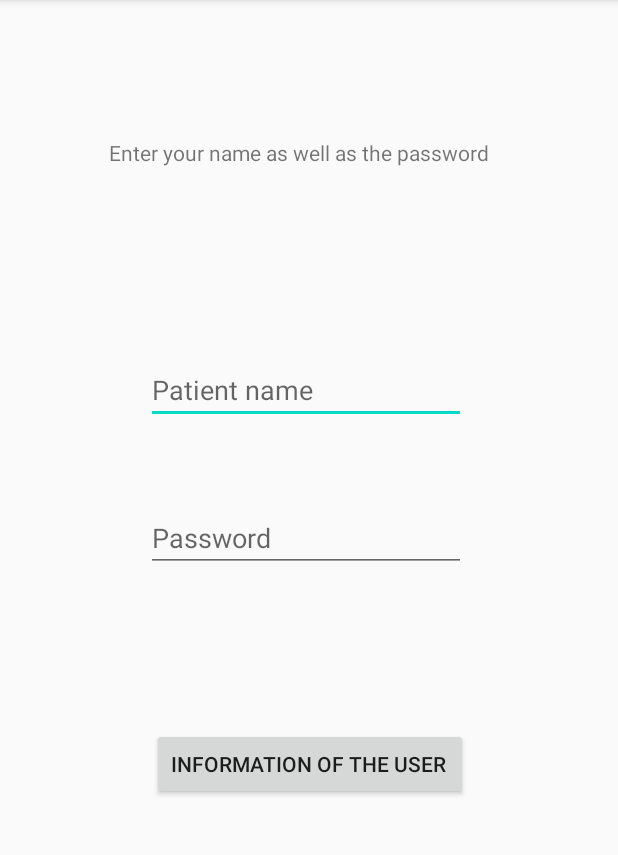
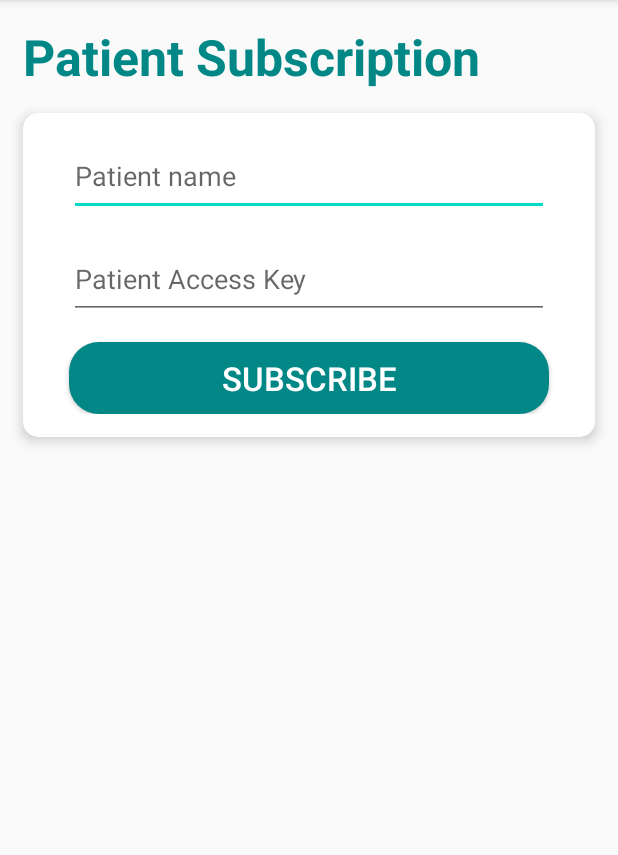
Before and after one commit to jasmeet0915/RemedE-Reminding-Medicines-Everyday, an Android app: the SubscriberInfo screen opened directly, with no data from a screen before it, on a phone screen of 412 x 824 dp, the part 84-939 px from its top. Run offline under Robolectric (Android 15) with nearby library versions, the phone set to English and light mode, and no system bars; our stand-ins replace Firebase (no records; nobody signed in at launch, a user with empty details on screens opened directly).

Commit message:
patient subscription activity layout updated

```diff
--- a/remedE-app/app/src/main/res/layout/activity_add_medicine.xml
+++ b/remedE-app/app/src/main/res/layout/activity_add_medicine.xml
@@ -42,7 +42,7 @@
             <Button
                 android:id="@+id/OpenCameraButton"
                 android:layout_width="match_parent"
-                android:layout_height="70dp"
+                android:layout_height="wrap_content"
                 android:layout_margin="15dp"
                 android:text="OPEN CAMERA"
                 android:background="@drawable/rounded_button"
@@ -100,7 +100,7 @@
             <Button
                 android:id="@+id/AddTimeButton"
                 android:layout_width="wrap_content"
-                android:layout_height="56dp"
+                android:layout_height="50dp"
                 android:layout_margin="15dp"
                 android:background="@drawable/rounded_button"
                 android:textColor="#ffffff"
--- a/remedE-app/app/src/main/res/layout/activity_patient_insertion.xml
+++ b/remedE-app/app/src/main/res/layout/activity_patient_insertion.xml
@@ -67,20 +67,19 @@
 
             <EditText
                 android:id="@+id/Age_text"
-                android:layout_width="89dp"
+                android:layout_width="140dp"
                 android:layout_height="45dp"
                 android:layout_margin="15dp"
                 android:layout_marginTop="12dp"
                 android:ems="10"
                 android:hint="Age"
                 android:inputType="number"
-                app:layout_constraintEnd_toStartOf="@+id/Weight_text"
                 app:layout_constraintStart_toStartOf="parent"
                 app:layout_constraintTop_toBottomOf="@+id/name_text" />
 
             <EditText
                 android:id="@+id/Weight_text"
-                android:layout_width="89dp"
+                android:layout_width="140dp"
                 android:layout_height="45dp"
                 android:layout_margin="15dp"
                 android:layout_marginTop="20dp"
@@ -88,7 +87,6 @@
                 android:hint="Weight"
                 android:inputType="number"
                 app:layout_constraintEnd_toEndOf="parent"
-                app:layout_constraintStart_toEndOf="@+id/Age_text"
                 app:layout_constraintTop_toBottomOf="@+id/name_text" />
 
             <EditText
--- a/remedE-app/app/src/main/res/layout/activity_subscriber_info.xml
+++ b/remedE-app/app/src/main/res/layout/activity_subscriber_info.xml
@@ -7,51 +7,76 @@
     tools:context=".SubscriberInfo">
 
     <TextView
-        android:id="@+id/textView6"
-        android:layout_width="263dp"
-        android:layout_height="54dp"
-        android:layout_marginTop="92dp"
-        android:layout_marginEnd="76dp"
-        android:layout_marginRight="76dp"
-        android:text="Enter your name as well as the password"
-        app:layout_constraintEnd_toEndOf="parent"
-        app:layout_constraintTop_toTopOf="parent" />
-
-    <Button
-        android:id="@+id/UserInformation"
+        android:id="@+id/patientSubscription"
         android:layout_width="wrap_content"
         android:layout_height="wrap_content"
-        android:layout_marginTop="104dp"
-        android:layout_marginEnd="100dp"
-        android:layout_marginRight="100dp"
-        android:text="Information of the user "
+        android:layout_margin="15dp"
+        android:text="Patient Subscription"
+        android:textStyle="bold"
+        android:textSize="15pt"
+        android:textColor="#018786"
+        app:layout_constraintStart_toStartOf="parent"
+        app:layout_constraintTop_toTopOf="parent"
+        app:layout_constraintBottom_toTopOf="@id/formCard"/>
+
+
+    <androidx.cardview.widget.CardView
+        android:id="@+id/formCard"
+        android:layout_width="match_parent"
+        android:layout_height="wrap_content"
+        android:layout_margin="15dp"
+        android:focusable="true"
+        android:foreground="?selectableItemBackground"
+        android:padding="10dp"
+        app:cardBackgroundColor="#ffffff"
+        app:cardCornerRadius="10dp"
+        app:cardElevation="5dp"
         app:layout_constraintEnd_toEndOf="parent"
-        app:layout_constraintTop_toBottomOf="@+id/editTextTextPassword" />
+        app:layout_constraintStart_toStartOf="parent"
+        app:layout_constraintTop_toBottomOf="@id/patientSubscription">
+
+        <androidx.constraintlayout.widget.ConstraintLayout
+            android:layout_width="match_parent"
+            android:layout_height="match_parent"
+            android:layout_margin="15dp">
 
             <EditText
                 android:id="@+id/editTextTextPersonName2"
-        android:layout_width="wrap_content"
-        android:layout_height="wrap_content"
-        android:layout_marginTop="91dp"
-        android:layout_marginEnd="101dp"
-        android:layout_marginRight="101dp"
+                android:layout_width="match_parent"
+                android:layout_height="53dp"
+                android:layout_margin="15dp"
                 android:ems="10"
                 android:hint="Patient name "
                 android:inputType="textPersonName"
+                app:layout_constraintStart_toStartOf="parent"
                 app:layout_constraintEnd_toEndOf="parent"
-        app:layout_constraintTop_toBottomOf="@+id/textView6" />
+                app:layout_constraintBottom_toTopOf="@+id/editTextTextPassword" />
 
             <EditText
                 android:id="@+id/editTextTextPassword"
-        android:layout_width="wrap_content"
-        android:layout_height="wrap_content"
-        android:layout_marginTop="53dp"
-        android:layout_marginEnd="101dp"
-        android:layout_marginRight="101dp"
+                android:layout_width="match_parent"
+                android:layout_height="53dp"
+                android:layout_margin="15dp"
                 android:ems="10"
-        android:hint="Password"
+                android:hint="Patient Access Key"
                 android:inputType="textPassword"
                 app:layout_constraintEnd_toEndOf="parent"
                 app:layout_constraintTop_toBottomOf="@+id/editTextTextPersonName2" />
 
+            <Button
+                android:id="@+id/UserInformation"
+                android:layout_width="match_parent"
+                android:layout_height="wrap_content"
+                android:layout_margin="15dp"
+                android:text="SUBSCRIBE"
+                android:background="@drawable/rounded_button"
+                android:textColor="#ffffff"
+                android:textSize="10pt"
+                app:layout_constraintEnd_toEndOf="parent"
+                app:layout_constraintTop_toBottomOf="@+id/editTextTextPassword" />
+
         </androidx.constraintlayout.widget.ConstraintLayout>
+
+    </androidx.cardview.widget.CardView>
+
+</androidx.constraintlayout.widget.ConstraintLayout>
--- a/remedE-app/app/src/main/res/layout/med_layout.xml
+++ b/remedE-app/app/src/main/res/layout/med_layout.xml
@@ -31,9 +31,10 @@
             android:layout_width="251dp"
             android:layout_height="58dp"
             android:text="Medicine Name"
+            android:textSize="15pt"
+            android:textColor="#018786"
             app:layout_constraintEnd_toEndOf="parent"
             app:layout_constraintTop_toTopOf="parent"
-            android:textSize="10pt"
             android:gravity="center"
             android:textStyle="bold" />
 
@@ -42,9 +43,10 @@
             android:layout_width="251dp"
             android:layout_height="45dp"
             android:text="Next dose at: 2200hrs"
+            android:textSize="10pt"
+            android:textColor="#018786"
             app:layout_constraintBottom_toBottomOf="parent"
             app:layout_constraintEnd_toEndOf="parent"
-            android:textSize="7pt"
             android:gravity="center"/>
 
     </androidx.constraintlayout.widget.ConstraintLayout>
```
Lines whose indentation alone changed are shown as unchanged.
